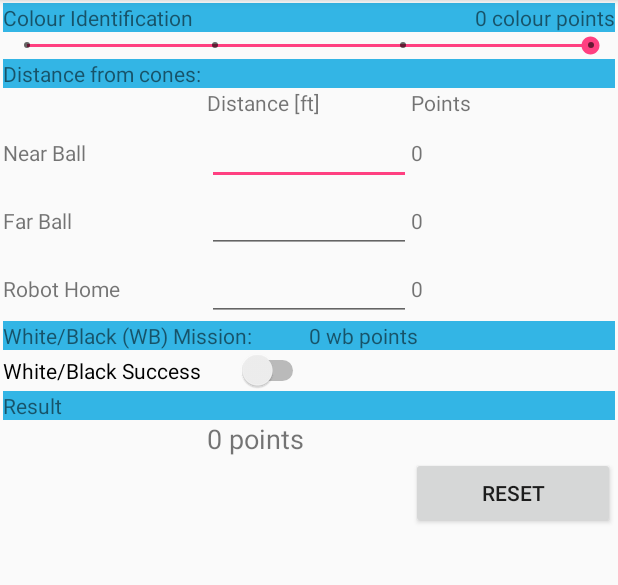
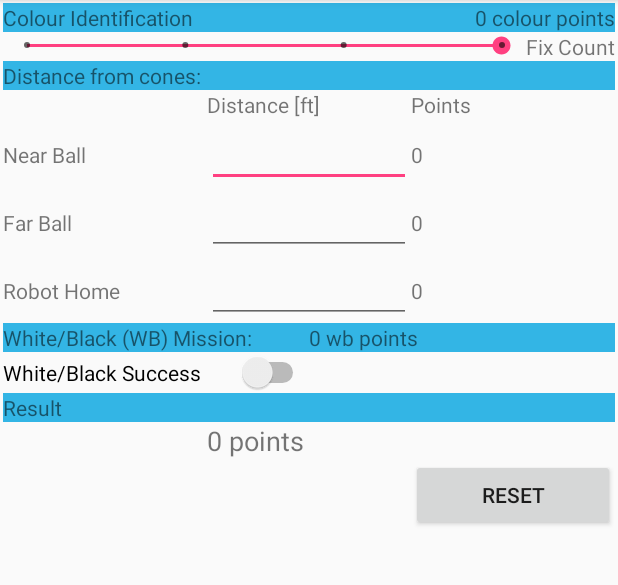
Before and after one commit to AdrianosullivanUL/Android, an Android app: the screen it shows after launch (MainActivity), on a phone screen of 412 x 824 dp, the part 84-669 px from its top. Run offline under Robolectric (Android 15) with nearby library versions, the phone set to English and light mode, and no system bars.

Commit message:
Added TextView for Fix Count

```diff
--- a/ScoreCalculator2/app/src/main/java/com/example/adria/scorecalculator2/MainActivity.java
+++ b/ScoreCalculator2/app/src/main/java/com/example/adria/scorecalculator2/MainActivity.java
@@ -31,6 +31,7 @@ public class MainActivity extends AppCompatActivity {
         final TextView total_points_textView = findViewById(R.id.total_points_textView);
         final TextView color_points_textView = findViewById(R.id.color_points_textView);
         final TextView wb_points_textView = findViewById(R.id.wb_points_textView);
+        final TextView color_identification_textView = findViewById(R.id.color_identification_textView);
 
 
         final TextView near_bal_editText = findViewById(R.id.near_bal_editText);
@@ -152,6 +153,8 @@ public class MainActivity extends AppCompatActivity {
                 CalcTotalPoints();
                 color_points_textView.setText(mColorPoints + " Points");
                 total_points_textView.setText(mTotalPoints + " Points");
+                color_identification_textView.setText(progress + " Fixes");
+
             }
 
             @Override
--- a/ScoreCalculator2/app/src/main/res/layout/activity_main.xml
+++ b/ScoreCalculator2/app/src/main/res/layout/activity_main.xml
@@ -52,6 +52,12 @@
                 android:layout_weight="1"
                 android:max="3"
                 android:progress="3" />
+
+            <TextView
+                android:id="@+id/color_identification_textView"
+                android:layout_width="wrap_content"
+                android:layout_height="wrap_content"
+                android:text="@string/fix_count" />
 
         </TableRow>
 
--- a/ScoreCalculator2/app/src/main/res/values/strings.xml
+++ b/ScoreCalculator2/app/src/main/res/values/strings.xml
@@ -23,4 +23,5 @@
     <string name="total_points">0 points</string>
     <string name="result">Result</string>
     <string name="reset">RESET</string>
+    <string name="fix_count">Fix Count</string>
 </resources>
```
